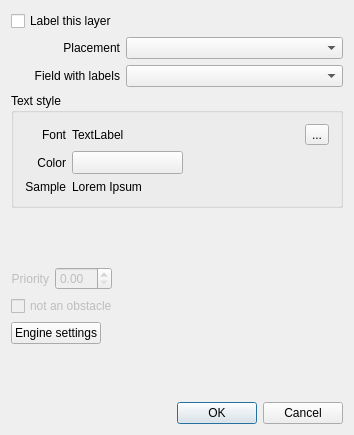
First picture: the form in src/plugins/labeling/labelingguibase.ui, repository qgis/QGIS, before the edit.
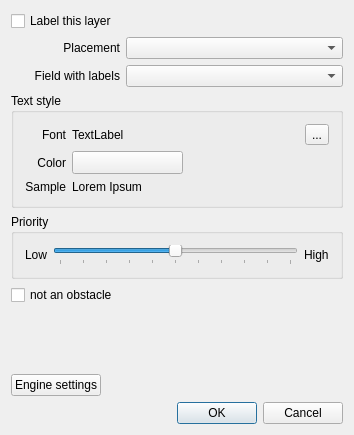
Second picture: the form after the edit. Icons and pictures are not drawn. Custom widgets are drawn as their Qt base class.

Commit message: Labeling: allowed to set priority for a layer and whether's it should be considered as an obstacle.

```diff
--- a/src/plugins/labeling/labelingguibase.ui
+++ b/src/plugins/labeling/labelingguibase.ui
@@ -183,65 +183,70 @@
     </widget>
    </item>
    <item>
-    <spacer name="verticalSpacer_2">
-     <property name="orientation">
-      <enum>Qt::Vertical</enum>
+    <widget class="QGroupBox" name="groupBox_2">
+     <property name="title">
+      <string>Priority</string>
      </property>
-     <property name="sizeHint" stdset="0">
-      <size>
-       <width>20</width>
-       <height>40</height>
-      </size>
-     </property>
-    </spacer>
-   </item>
-   <item>
     <layout class="QHBoxLayout" name="horizontalLayout">
      <item>
       <widget class="QLabel" name="label_2">
-       <property name="enabled">
-        <bool>false</bool>
-       </property>
        <property name="text">
-        <string>Priority</string>
-       </property>
-       <property name="alignment">
-        <set>Qt::AlignRight|Qt::AlignTrailing|Qt::AlignVCenter</set>
-       </property>
+         <string>Low</string>
+        </property>
       </widget>
      </item>
      <item>
-      <widget class="QDoubleSpinBox" name="spinPriority">
-       <property name="enabled">
-        <bool>false</bool>
-       </property>
-      </widget>
-     </item>
-     <item>
-      <spacer name="horizontalSpacer_2">
+       <widget class="QSlider" name="sliderPriority">
+        <property name="maximum">
+         <number>10</number>
+        </property>
+        <property name="value">
+         <number>5</number>
+        </property>
        <property name="orientation">
         <enum>Qt::Horizontal</enum>
        </property>
-       <property name="sizeHint" stdset="0">
-        <size>
-         <width>40</width>
-         <height>20</height>
-        </size>
-       </property>
-      </spacer>
-     </item>
-    </layout>
+        <property name="tickPosition">
+         <enum>QSlider::TicksBelow</enum>
+        </property>
+        <property name="tickInterval">
+         <number>1</number>
+        </property>
+       </widget>
+      </item>
+      <item>
+       <widget class="QLabel" name="label_5">
+        <property name="text">
+         <string>High</string>
+        </property>
+       </widget>
+      </item>
+     </layout>
+    </widget>
    </item>
    <item>
     <widget class="QCheckBox" name="chkNoObstacle">
      <property name="enabled">
-      <bool>false</bool>
+      <bool>true</bool>
      </property>
      <property name="text">
       <string>not an obstacle</string>
      </property>
     </widget>
    </item>
+   <item>
+    <spacer name="verticalSpacer_2">
+     <property name="orientation">
+      <enum>Qt::Vertical</enum>
+     </property>
+     <property name="sizeHint" stdset="0">
+      <size>
+       <width>20</width>
+       <height>40</height>
+      </size>
+     </property>
+    </spacer>
+   </item>
    <item>
     <layout class="QHBoxLayout" name="horizontalLayout_2">
      <item>
@@ -269,19 +274,6 @@
      </item>
     </layout>
    </item>
-   <item>
-    <spacer name="verticalSpacer">
-     <property name="orientation">
-      <enum>Qt::Vertical</enum>
-     </property>
-     <property name="sizeHint" stdset="0">
-      <size>
-       <width>20</width>
-       <height>25</height>
-      </size>
-     </property>
-    </spacer>
-   </item>
    <item>
     <widget class="QDialogButtonBox" name="buttonBox">
      <property name="orientation">
```
Lines whose indentation alone changed are shown as unchanged. The commit also changes 3 other files.
